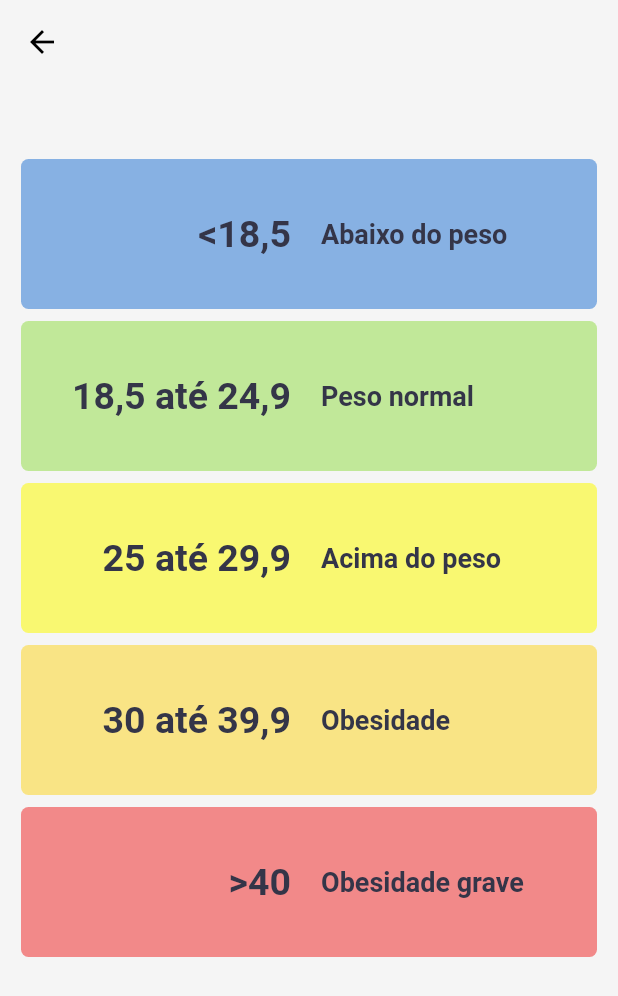
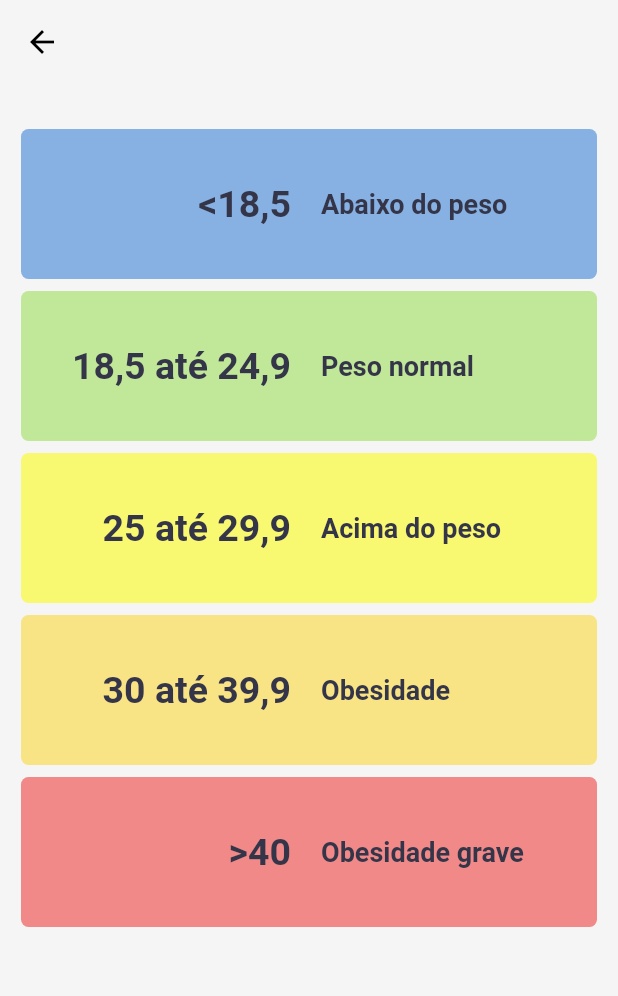
Before and after one commit to diegoventurasg/flutter-bmi, a Flutter app: the InfoPage screen opened by its route, on a phone screen of 412 x 824 dp. Shown: the top 996 px of the screen. Run offline on Flutter 3.47's test engine with Material 2 defaults, Android fonts, the phone set to English and light mode, and no system bars; our stand-ins replace flutter_mobx, mobx; generated files the repository leaves out were written again.

Commit message:
change padding

```diff
--- a/lib/pages/info_page.dart
+++ b/lib/pages/info_page.dart
@@ -17,7 +17,7 @@ class InfoPage extends StatelessWidget {
       ),
       body: Center(
         child: Container(
-          padding: const EdgeInsets.symmetric(horizontal: 8, vertical: 50),
+          padding: const EdgeInsets.symmetric(horizontal: 8, vertical: 30),
           width: 400,
           child: ListView(
             children: const [
```
